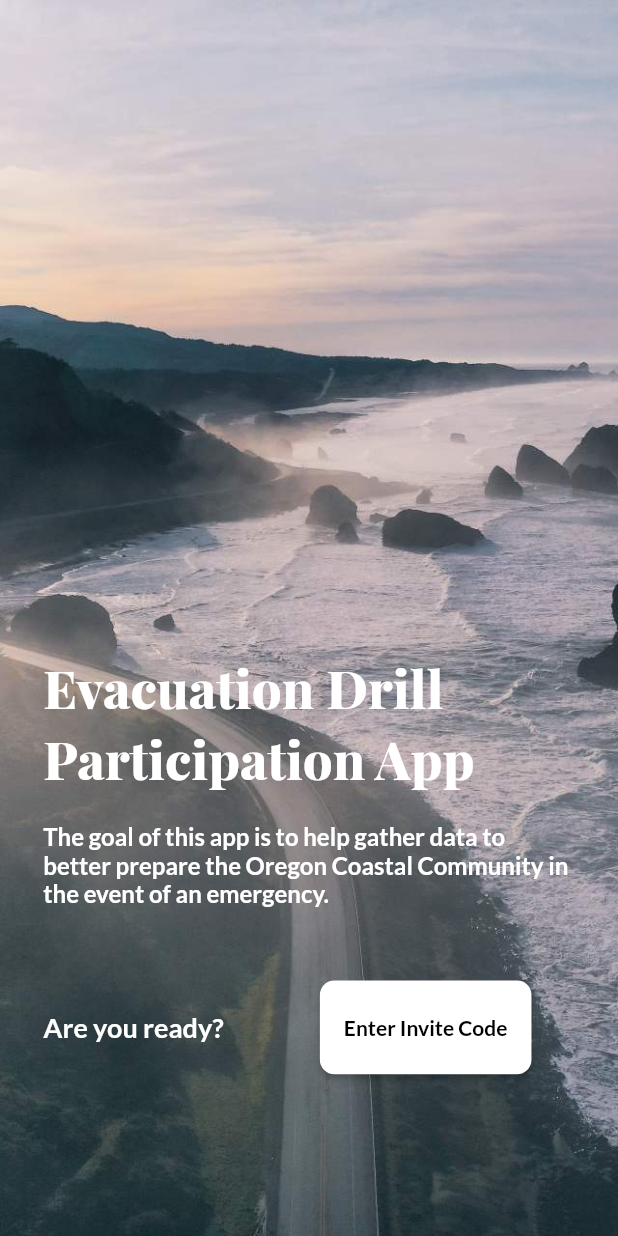
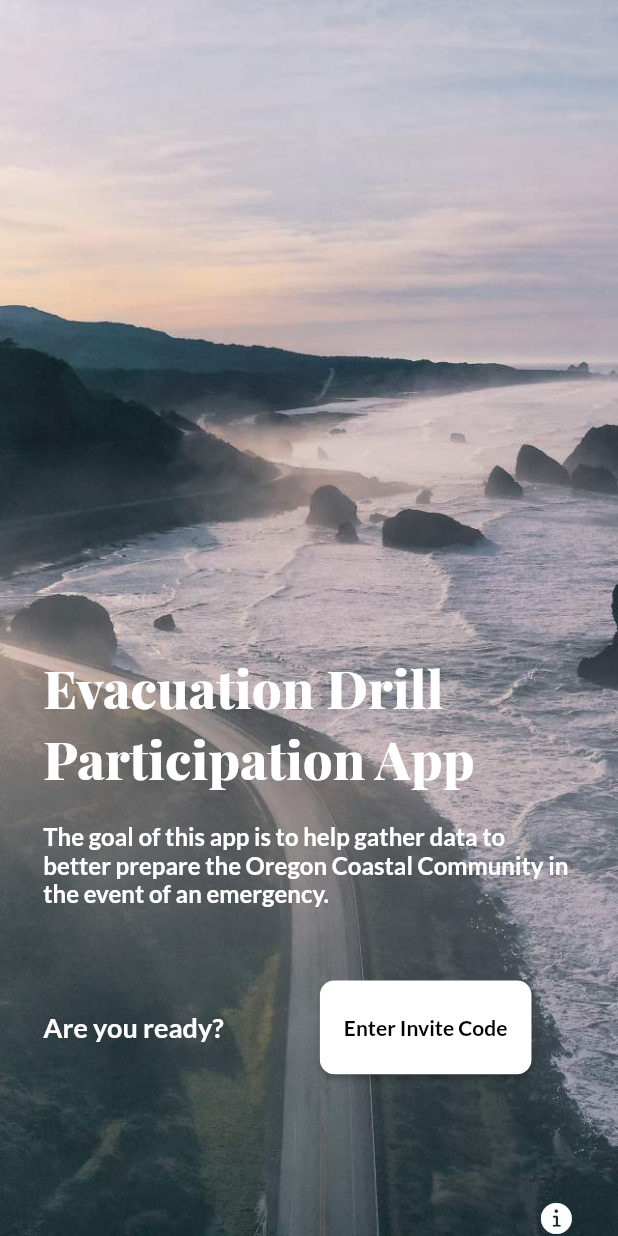
Before and after one commit to shenyang0111ucf/oregon-state-evacuation-app, a Flutter app: the screen it shows after launch, on a phone screen of 412 x 824 dp. Run offline on Flutter 3.47's test engine with Material 2 defaults, Android fonts, the phone set to English and light mode, and no system bars; our stand-ins replace carousel_slider, cloud_firestore, firebase_core, firebase_storage, google_fonts, sqflite; missing offline and left inert: survey_kit; accounts and stored records are empty; generated files the repository leaves out were written again; statements that could not run were skipped.

Commit message:
Add Info Icon with GestureDetector for #101

```diff
--- a/evac_app/lib/pages/landing_page.dart
+++ b/evac_app/lib/pages/landing_page.dart
@@ -1,3 +1,4 @@
+import 'package:flutter/cupertino.dart';
 import 'package:flutter/material.dart';
 import 'package:google_fonts/google_fonts.dart';
 import 'package:evac_app/styles.dart';
@@ -115,6 +116,23 @@ class LandingPage extends StatelessWidget {
                           ]),
                     ]),
               ),
+            ),
+            SafeArea(
+              child: Align(
+                alignment: Alignment.bottomRight.add(Alignment(-0.15, 0.0)),
+                child: GestureDetector(
+                  onTap: () {
+                    /// #101: This Icon should present app info "about dialog" on
+                    /// tap. Remove the "showSnackBar" when implementing.
+                    ScaffoldMessenger.of(context).showSnackBar(SnackBar(
+                        content: Text(
+                            'info should appear instead of this snackbar')));
+                  },
+                  child: Icon(
+                    CupertinoIcons.info_circle_fill,
+                  ),
+                ),
+              ),
             )
           ],
         ),
```
